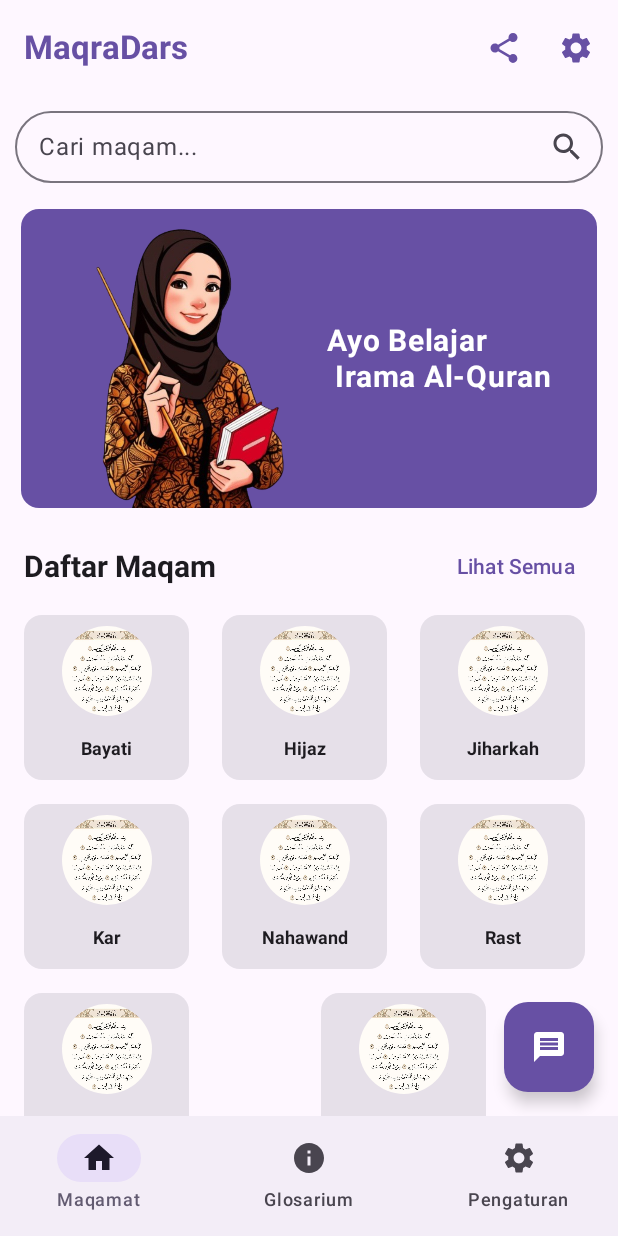
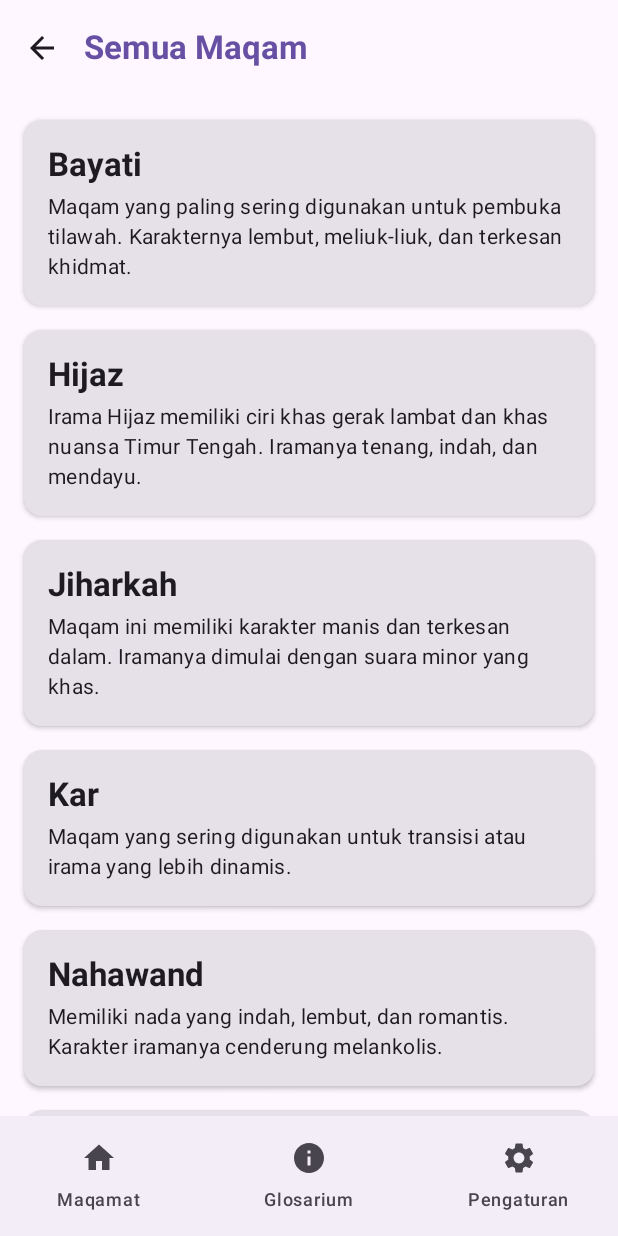
Before and after one commit to almagribii/MaqraDars, an Android app built with Jetpack Compose: the screen it shows after launch (MainActivity), after a tap on "Lihat Semua", on a phone screen of 412 x 824 dp. Run offline under Robolectric (Android 15) with nearby library versions, the phone set to English and light mode, and no system bars; our stand-ins replace Room's generated code; libraries missing offline, so code that uses them is left out: com.google.ai.client.

Commit message:
maqam list All

```diff
--- a/app/build.gradle.kts
+++ b/app/build.gradle.kts
@@ -56,6 +56,7 @@ dependencies {
     implementation("androidx.compose.material3:material3")
     implementation(libs.androidx.leanback)
     implementation(libs.glide)
+    implementation(libs.generativeai)
 
     // Room
     val roomVersion = "2.6.0" // Versi yang stabil
--- a/app/src/main/java/com/maqradars/MainActivity.kt
+++ b/app/src/main/java/com/maqradars/MainActivity.kt
@@ -57,6 +57,7 @@ import androidx.compose.foundation.Image
 import androidx.compose.foundation.lazy.LazyRow
 import androidx.compose.foundation.shape.RoundedCornerShape
 import androidx.compose.material.icons.automirrored.filled.ArrowBack
+import androidx.compose.material.icons.filled.Message
 import androidx.compose.material.icons.filled.Pause
 import androidx.compose.material.icons.filled.PlayArrow
 import androidx.compose.material.icons.filled.Stop
@@ -67,7 +68,6 @@ import androidx.compose.ui.res.painterResource
 import androidx.compose.ui.text.font.FontWeight
 import androidx.core.splashscreen.SplashScreen.Companion.installSplashScreen
 import com.maqradars.data.entity.User
-import com.maqradars.ui.screens.AboutScreen
 import com.maqradars.ui.screens.PrivacyPolicyScreen
 
 class MainActivity : ComponentActivity() {
@@ -248,4 +248,5 @@ sealed class Screen(val route: String, val title: String, val icon: androidx.com
     data object MaqamList : Screen("maqam_list", "Maqamat", Icons.Default.Home)
     data object Glosarium : Screen("glosarium", "Glosarium", Icons.Default.Info)
     data object Settings : Screen("settings", "Pengaturan", Icons.Default.Settings)
+    data object AskQori : Screen("ask", "Qori", Icons.Default.Message)
 }
--- /dev/null
+++ b/app/src/main/java/com/maqradars/ui/screens/MaqamListAllScreen.kt
@@ -0,0 +1,90 @@
+// app/src/main/java/com/maqradars/ui/screens/MaqamAllListScreen.kt
+
+package com.maqradars.ui.screens
+
+import androidx.compose.foundation.clickable
+import androidx.compose.foundation.layout.Arrangement
+import androidx.compose.foundation.layout.Column
+import androidx.compose.foundation.layout.PaddingValues
+import androidx.compose.foundation.layout.Spacer
+import androidx.compose.foundation.layout.fillMaxSize
+import androidx.compose.foundation.layout.fillMaxWidth
+import androidx.compose.foundation.layout.height
+import androidx.compose.foundation.layout.padding
+import androidx.compose.foundation.lazy.LazyColumn
+import androidx.compose.foundation.lazy.items
+import androidx.compose.material.icons.Icons
+import androidx.compose.material.icons.filled.ArrowBack
+import androidx.compose.material3.*
+import androidx.compose.runtime.Composable
+import androidx.compose.runtime.collectAsState
+import androidx.compose.runtime.getValue
+import androidx.compose.ui.Modifier
+import androidx.compose.ui.text.font.FontWeight
+import androidx.compose.ui.unit.dp
+import com.maqradars.data.entity.Maqam
+import com.maqradars.ui.viewmodel.MaqamViewModel
+
+@OptIn(ExperimentalMaterial3Api::class)
+@Composable
+fun MaqamListAllScreen(
+    viewModel: MaqamViewModel,
+    onBackClick: () -> Unit,
+    onMaqamClick: (Long, String) -> Unit,
+) {
+    val maqamat by viewModel.allMaqamat.collectAsState(initial = emptyList())
+
+    Scaffold(
+        topBar = {
+            TopAppBar(
+                title = { Text(text = "Semua Maqam", fontWeight = FontWeight.Bold) },
+                navigationIcon = {
+                    IconButton(onClick = onBackClick) {
+                        Icon(Icons.Filled.ArrowBack, contentDescription = "Kembali")
+                    }
+                },
+                colors = TopAppBarDefaults.topAppBarColors(
+                    containerColor = MaterialTheme.colorScheme.background,
+                    titleContentColor = MaterialTheme.colorScheme.primary
+                )
+            )
+        }
+    ) { paddingValues ->
+        LazyColumn(
+            modifier = Modifier
+                .padding(paddingValues)
+                .fillMaxSize(),
+            contentPadding = PaddingValues(16.dp),
+            verticalArrangement = Arrangement.spacedBy(16.dp)
+        ) {
+            items(maqamat) { maqam ->
+                MaqamListItem(maqam = maqam, onMaqamClick = onMaqamClick)
+            }
+        }
+    }
+}
+
+@Composable
+fun MaqamListItem(maqam: Maqam, onMaqamClick: (Long, String) -> Unit) {
+    Card(
+        modifier = Modifier
+            .fillMaxWidth()
+            .clickable { onMaqamClick(maqam.id, maqam.name) },
+        elevation = CardDefaults.cardElevation(defaultElevation = 2.dp)
+    ) {
+        Column(
+            modifier = Modifier.padding(16.dp)
+        ) {
+            Text(
+                text = maqam.name,
+                style = MaterialTheme.typography.titleLarge,
+                fontWeight = FontWeight.Bold
+            )
+            Spacer(modifier = Modifier.height(4.dp))
+            Text(
+                text = maqam.description,
+                style = MaterialTheme.typography.bodyMedium
+            )
+        }
+    }
+}
--- a/app/src/main/java/com/maqradars/ui/screens/MaqamListScreen.kt
+++ b/app/src/main/java/com/maqradars/ui/screens/MaqamListScreen.kt
@@ -25,6 +25,8 @@ import androidx.compose.ui.text.style.TextOverflow
 import androidx.compose.ui.unit.dp
 import androidx.compose.ui.unit.sp
 import androidx.compose.ui.zIndex
+import androidx.navigation.NavController
+import androidx.navigation.NavHostController
 import com.maqradars.R
 import com.maqradars.data.entity.Maqam
 import com.maqradars.ui.viewmodel.MaqamViewModel
@@ -34,7 +36,10 @@ import com.maqradars.ui.viewmodel.MaqamViewModel
 fun MaqamListScreen(
     viewModel: MaqamViewModel,
     onMaqamClick: (Long, String) -> Unit,
-    contentPadding: PaddingValues
+    onAskQoriClick:() -> Unit,
+    onListAll:() -> Unit,
+    contentPadding: PaddingValues,
+
 ) {
     val maqamat by viewModel.allMaqamat.collectAsState(initial = emptyList())
     var searchQuery by remember { mutableStateOf("") }
@@ -123,7 +128,7 @@ fun MaqamListScreen(
                         style = MaterialTheme.typography.titleLarge,
                         fontWeight = FontWeight.Bold
                     )
-                    TextButton(onClick = { /* TODO: Navigasi ke semua daftar */ }) {
+                    TextButton(onClick = onListAll) {
                         Text(text = "Lihat Semua")
                     }
                 }
@@ -151,7 +156,7 @@ fun MaqamListScreen(
         }
 
         FloatingActionButton(
-            onClick = { /* aksi saat tombol diklik */ },
+            onClick = onAskQoriClick,
             modifier = Modifier
                 .align(Alignment.BottomEnd)
                 .padding(bottom = 16.dp, end = 16.dp)
--- a/app/src/main/java/com/maqradars/ui/screens/MaqraDarsApp.kt
+++ b/app/src/main/java/com/maqradars/ui/screens/MaqraDarsApp.kt
@@ -17,6 +17,7 @@ import androidx.compose.material3.TopAppBar
 import androidx.compose.material3.TopAppBarDefaults
 import androidx.compose.runtime.Composable
 import androidx.compose.runtime.getValue
+import androidx.compose.runtime.remember
 import androidx.compose.ui.Modifier
 import androidx.compose.ui.platform.LocalContext
 import androidx.compose.ui.text.font.FontWeight
@@ -24,15 +25,22 @@ import androidx.navigation.NavHostController
 import androidx.navigation.compose.NavHost
 import androidx.navigation.compose.composable
 import androidx.navigation.compose.currentBackStackEntryAsState
+import com.google.ai.client.generativeai.Chat
+import com.google.ai.client.generativeai.GenerativeModel
+import com.google.ai.client.generativeai.type.content
 import com.maqradars.Screen
 import com.maqradars.ui.screens.AboutScreen
+import com.maqradars.ui.screens.AskQoriScreen
 import com.maqradars.ui.screens.GlosariumScreen
 import com.maqradars.ui.screens.MaqamDetailScreen
+import com.maqradars.ui.screens.MaqamListAllScreen
 import com.maqradars.ui.screens.PrivacyPolicyScreen
 import com.maqradars.ui.screens.RecitationTypeSelectionScreen
 import com.maqradars.ui.screens.SettingsScreen
 import com.maqradars.ui.screens.TilawahScreen
 import com.maqradars.ui.viewmodel.MaqamViewModel
+
+private const val API_KEY = "AIzaSyDW1VZe5D6vf9hyzhXm5B8PRj4pEk0YwsY"
 
 @OptIn(ExperimentalMaterial3Api::class)
 @Composable
@@ -46,7 +54,6 @@ fun MaqraDarsApp(
 
     Scaffold(
         topBar = {
-            // Tampilkan TopAppBar hanya di layar MaqamList
             if (currentRoute == Screen.MaqamList.route) {
                 TopAppBar(
                     title = { Text(text = "MaqraDars", fontWeight = FontWeight.Bold) },
@@ -119,6 +126,14 @@ fun MaqraDarsApp(
                     onMaqamClick = { maqamId, maqamName ->
                         navController.navigate("recitation_type_selection/$maqamId/$maqamName")
                     },
+                    onAskQoriClick = {
+                        navController.navigate(Screen.AskQori.route)
+                    },
+
+                    onListAll = {
+                        navController.navigate("list_all")
+                    },
+
                     contentPadding = innerPadding
                 )
             }
@@ -155,12 +170,44 @@ fun MaqraDarsApp(
             composable(Screen.Settings.route) {
                 SettingsScreen(viewModel = viewModel, navController = navController) // <-- PERBAIKAN DI SINI
             }
+
+            composable(Screen.AskQori.route) {
+                // Inisialisasi generativeModel dan chatInstance di dalam composable ini
+                val generativeModel = remember {
+                    GenerativeModel(
+                        modelName = "gemini-1.5-flash",
+                        apiKey = API_KEY,
+                        systemInstruction = content {
+                            text("Berperanlah sebagai seorang qori yang ramah, informatif, dan profesional. Berikan saran dan motivasi dalam mempelajari Al-Quran dan maknanya, jangan memberikan diagnosis atau resep spesifik, dan selalu sarankan untuk berkonsultasi langsung dengan guru jika ada keluhan serius. Setiap respons harus ringkas dan mudah dipahami. jangan bilang kamu adalah program komputer")
+                        }
+                    )
+                }
+                val chatInstance = remember { generativeModel.startChat() }
+
+                // Sekarang `chatInstance` sudah ada dan bisa diteruskan
+                AskQoriScreen(
+                    onBackClick = { navController.popBackStack() },
+                    chatInstance = chatInstance
+                )
+            }
             composable("about_screen") {
                 AboutScreen(onBackClick = { navController.popBackStack() })
             }
+
+            composable("list_all") {
+                MaqamListAllScreen(
+                    viewModel = viewModel,
+                    onBackClick = { navController.popBackStack() },
+                    onMaqamClick = { maqamId, maqamName ->
+                        navController.navigate("recitation_type_selection/$maqamId/$maqamName")
+                    }
+                )
+            }
+
             composable("privacy_policy_screen") {
                 PrivacyPolicyScreen(onBackClick = { navController.popBackStack() })
             }
+
         }
     }
 }
--- a/gradle/libs.versions.toml
+++ b/gradle/libs.versions.toml
@@ -10,6 +10,7 @@ activityCompose = "1.10.1"
 composeBom = "2024.09.00"
 leanback = "1.0.0"
 glide = "4.11.0"
+generativeai = "0.9.0"
 
 [libraries]
 androidx-core-ktx = { group = "androidx.core", name = "core-ktx", version.ref = "coreKtx" }
@@ -28,6 +29,7 @@ androidx-ui-test-junit4 = { group = "androidx.compose.ui", name = "ui-test-junit
 androidx-material3 = { group = "androidx.compose.material3", name = "material3" }
 androidx-leanback = { group = "androidx.leanback", name = "leanback", version.ref = "leanback" }
 glide = { group = "com.github.bumptech.glide", name = "glide", version.ref = "glide" }
+generativeai = { group = "com.google.ai.client.generativeai", name = "generativeai", version.ref = "generativeai" }
 
 [plugins]
 android-application = { id = "com.android.application", version.ref = "agp" }
```
Also changed, not shown: app/src/main/java/com/maqradars/ui/screens/AskQoriScreen.kt (added, +238 -0 lines), app/src/main/java/com/maqradars/ui/screens/GlosariumScreen.kt (+6 -3 lines).
